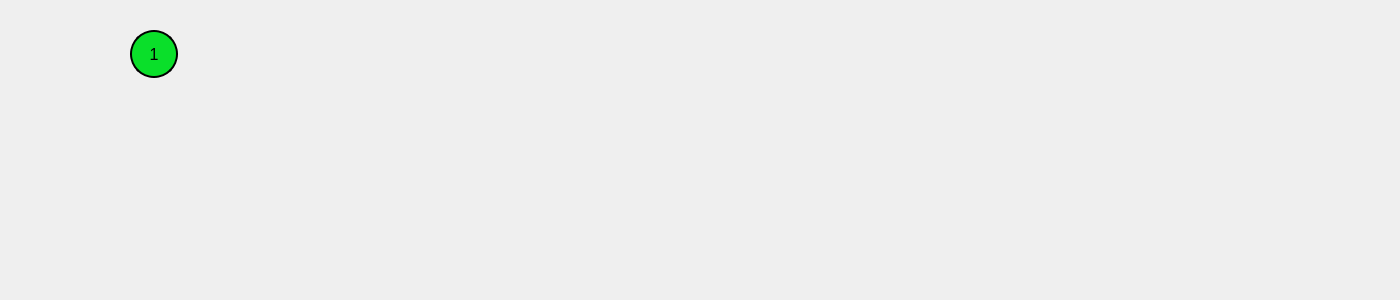
Qt form deviceform.ui (IlyaZh/FEDAL-gui) before a commit.
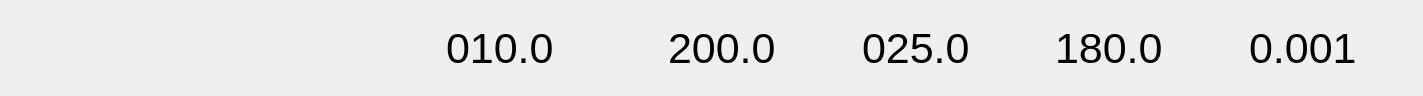
The same form after that commit.

Patch:
```diff
--- a/deviceform.ui
+++ b/deviceform.ui
@@ -6,8 +6,8 @@
    <rect>
     <x>0</x>
     <y>0</y>
-    <width>1400</width>
-    <height>300</height>
+    <width>1423</width>
+    <height>96</height>
    </rect>
   </property>
   <property name="sizePolicy">
@@ -16,58 +16,261 @@
     <verstretch>0</verstretch>
    </sizepolicy>
   </property>
+  <property name="minimumSize">
+   <size>
+    <width>0</width>
+    <height>96</height>
+   </size>
+  </property>
   <property name="windowTitle">
    <string>Form</string>
   </property>
-  <widget class="QLabel" name="linkLabel">
-   <property name="geometry">
-    <rect>
-     <x>130</x>
-     <y>30</y>
-     <width>48</width>
-     <height>48</height>
-    </rect>
-   </property>
-   <property name="sizePolicy">
-    <sizepolicy hsizetype="Minimum" vsizetype="Preferred">
-     <horstretch>0</horstretch>
-     <verstretch>0</verstretch>
-    </sizepolicy>
-   </property>
-   <property name="minimumSize">
-    <size>
-     <width>48</width>
-     <height>48</height>
-    </size>
-   </property>
-   <property name="maximumSize">
-    <size>
-     <width>48</width>
-     <height>48</height>
-    </size>
-   </property>
-   <property name="font">
-    <font>
-     <pointsize>12</pointsize>
-    </font>
-   </property>
-   <property name="cursor">
-    <cursorShape>PointingHandCursor</cursorShape>
-   </property>
-   <property name="styleSheet">
-    <string notr="true">QLabel {
-	background: rgb(10, 223, 42);
-	border: 2px solid black;
-	border-radius: 24px;
-}</string>
-   </property>
-   <property name="text">
-    <string>1</string>
-   </property>
-   <property name="alignment">
-    <set>Qt::AlignCenter</set>
-   </property>
-  </widget>
+  <layout class="QGridLayout" name="gridLayout">
+   <item row="0" column="3">
+    <widget class="QWidget" name="stateWidget" native="true">
+     <property name="minimumSize">
+      <size>
+       <width>50</width>
+       <height>0</height>
+      </size>
+     </property>
+    </widget>
+   </item>
+   <item row="0" column="11">
+    <widget class="QLabel" name="voltageLabel">
+     <property name="sizePolicy">
+      <sizepolicy hsizetype="Minimum" vsizetype="Preferred">
+       <horstretch>0</horstretch>
+       <verstretch>0</verstretch>
+      </sizepolicy>
+     </property>
+     <property name="font">
+      <font>
+       <pointsize>32</pointsize>
+      </font>
+     </property>
+     <property name="text">
+      <string>180.0</string>
+     </property>
+    </widget>
+   </item>
+   <item row="0" column="7">
+    <widget class="QLabel" name="currentLabel">
+     <property name="sizePolicy">
+      <sizepolicy hsizetype="Minimum" vsizetype="Preferred">
+       <horstretch>0</horstretch>
+       <verstretch>0</verstretch>
+      </sizepolicy>
+     </property>
+     <property name="font">
+      <font>
+       <pointsize>32</pointsize>
+      </font>
+     </property>
+     <property name="text">
+      <string>200.0</string>
+     </property>
+    </widget>
+   </item>
+   <item row="0" column="0">
+    <spacer name="horizontalSpacer">
+     <property name="orientation">
+      <enum>Qt::Horizontal</enum>
+     </property>
+     <property name="sizeType">
+      <enum>QSizePolicy::Maximum</enum>
+     </property>
+     <property name="sizeHint" stdset="0">
+      <size>
+       <width>48</width>
+       <height>20</height>
+      </size>
+     </property>
+    </spacer>
+   </item>
+   <item row="0" column="8">
+    <spacer name="horizontalSpacer_5">
+     <property name="orientation">
+      <enum>Qt::Horizontal</enum>
+     </property>
+     <property name="sizeType">
+      <enum>QSizePolicy::Maximum</enum>
+     </property>
+     <property name="sizeHint" stdset="0">
+      <size>
+       <width>72</width>
+       <height>20</height>
+      </size>
+     </property>
+    </spacer>
+   </item>
+   <item row="0" column="13">
+    <widget class="QLabel" name="delayLabel">
+     <property name="sizePolicy">
+      <sizepolicy hsizetype="Minimum" vsizetype="Preferred">
+       <horstretch>0</horstretch>
+       <verstretch>0</verstretch>
+      </sizepolicy>
+     </property>
+     <property name="font">
+      <font>
+       <pointsize>32</pointsize>
+      </font>
+     </property>
+     <property name="text">
+      <string>0.001</string>
+     </property>
+    </widget>
+   </item>
+   <item row="0" column="5">
+    <widget class="QLabel" name="frequencyLabel">
+     <property name="sizePolicy">
+      <sizepolicy hsizetype="Minimum" vsizetype="Preferred">
+       <horstretch>0</horstretch>
+       <verstretch>0</verstretch>
+      </sizepolicy>
+     </property>
+     <property name="minimumSize">
+      <size>
+       <width>144</width>
+       <height>0</height>
+      </size>
+     </property>
+     <property name="font">
+      <font>
+       <pointsize>32</pointsize>
+      </font>
+     </property>
+     <property name="text">
+      <string>010.0</string>
+     </property>
+    </widget>
+   </item>
+   <item row="0" column="1">
+    <widget class="QWidget" name="linkWidget" native="true">
+     <property name="minimumSize">
+      <size>
+       <width>50</width>
+       <height>0</height>
+      </size>
+     </property>
+    </widget>
+   </item>
+   <item row="0" column="10">
+    <spacer name="horizontalSpacer_6">
+     <property name="orientation">
+      <enum>Qt::Horizontal</enum>
+     </property>
+     <property name="sizeType">
+      <enum>QSizePolicy::Maximum</enum>
+     </property>
+     <property name="sizeHint" stdset="0">
+      <size>
+       <width>72</width>
+       <height>20</height>
+      </size>
+     </property>
+    </spacer>
+   </item>
+   <item row="0" column="12">
+    <spacer name="horizontalSpacer_7">
+     <property name="orientation">
+      <enum>Qt::Horizontal</enum>
+     </property>
+     <property name="sizeType">
+      <enum>QSizePolicy::Maximum</enum>
+     </property>
+     <property name="sizeHint" stdset="0">
+      <size>
+       <width>72</width>
+       <height>20</height>
+      </size>
+     </property>
+    </spacer>
+   </item>
+   <item row="0" column="6">
+    <spacer name="horizontalSpacer_4">
+     <property name="orientation">
+      <enum>Qt::Horizontal</enum>
+     </property>
+     <property name="sizeType">
+      <enum>QSizePolicy::Maximum</enum>
+     </property>
+     <property name="sizeHint" stdset="0">
+      <size>
+       <width>72</width>
+       <height>20</height>
+      </size>
+     </property>
+    </spacer>
+   </item>
+   <item row="0" column="9">
+    <widget class="QLabel" name="durationLabel">
+     <property name="sizePolicy">
+      <sizepolicy hsizetype="Minimum" vsizetype="Preferred">
+       <horstretch>0</horstretch>
+       <verstretch>0</verstretch>
+      </sizepolicy>
+     </property>
+     <property name="font">
+      <font>
+       <pointsize>32</pointsize>
+      </font>
+     </property>
+     <property name="text">
+      <string>025.0</string>
+     </property>
+    </widget>
+   </item>
+   <item row="0" column="2">
+    <spacer name="horizontalSpacer_2">
+     <property name="orientation">
+      <enum>Qt::Horizontal</enum>
+     </property>
+     <property name="sizeType">
+      <enum>QSizePolicy::Maximum</enum>
+     </property>
+     <property name="sizeHint" stdset="0">
+      <size>
+       <width>72</width>
+       <height>20</height>
+      </size>
+     </property>
+    </spacer>
+   </item>
+   <item row="0" column="4">
+    <spacer name="horizontalSpacer_3">
+     <property name="orientation">
+      <enum>Qt::Horizontal</enum>
+     </property>
+     <property name="sizeType">
+      <enum>QSizePolicy::Maximum</enum>
+     </property>
+     <property name="sizeHint" stdset="0">
+      <size>
+       <width>72</width>
+       <height>20</height>
+      </size>
+     </property>
+    </spacer>
+   </item>
+   <item row="0" column="14">
+    <spacer name="horizontalSpacer_8">
+     <property name="orientation">
+      <enum>Qt::Horizontal</enum>
+     </property>
+     <property name="sizeType">
+      <enum>QSizePolicy::Maximum</enum>
+     </property>
+     <property name="sizeHint" stdset="0">
+      <size>
+       <width>48</width>
+       <height>20</height>
+      </size>
+     </property>
+    </spacer>
+   </item>
+  </layout>
  </widget>
  <resources/>
  <connections/>
```
